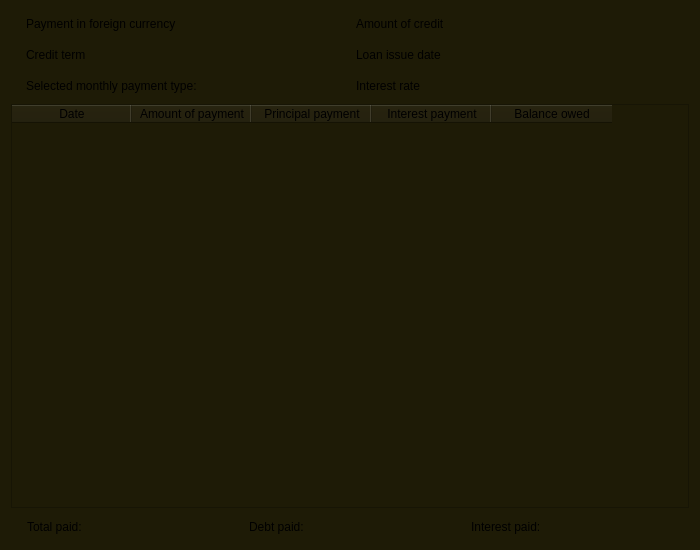
Before: the Qt Designer form src/s21_frontend/s21_credit_table.ui in kossadda/C7_s21_SmartCalc, drawn with Qt 5.
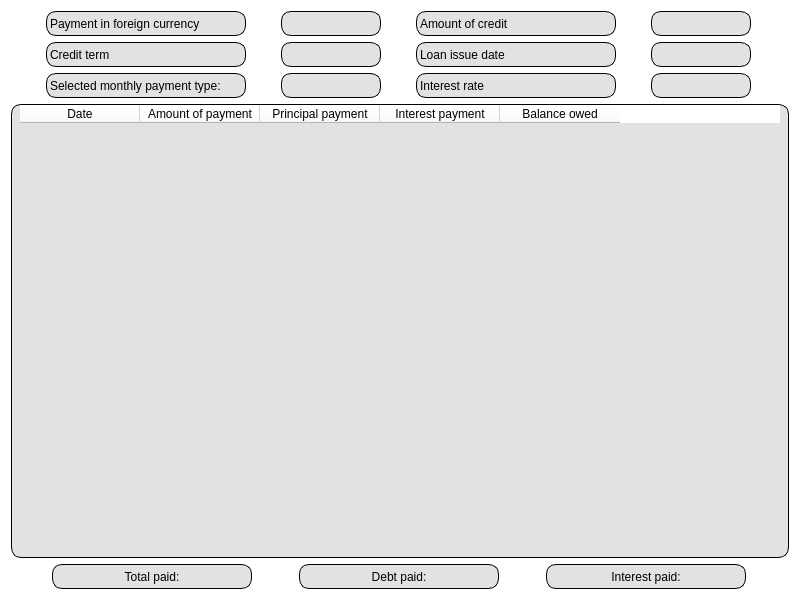
After: the same form once the commit is applied.

Patch:
```diff
--- a/src/s21_frontend/s21_credit_table.ui
+++ b/src/s21_frontend/s21_credit_table.ui
@@ -6,21 +6,21 @@
    <rect>
     <x>0</x>
     <y>0</y>
-    <width>700</width>
-    <height>550</height>
+    <width>800</width>
+    <height>600</height>
    </rect>
   </property>
   <property name="minimumSize">
    <size>
-    <width>650</width>
-    <height>550</height>
+    <width>800</width>
+    <height>600</height>
    </size>
   </property>
   <property name="windowTitle">
    <string>Form</string>
   </property>
   <property name="styleSheet">
-   <string notr="true">background-color: rgb(30, 27, 6);</string>
+   <string notr="true">background-color: rgb(255, 255, 255);</string>
   </property>
   <layout class="QVBoxLayout" name="verticalLayout">
    <item>
@@ -49,7 +49,10 @@
         </size>
        </property>
        <property name="styleSheet">
-        <string notr="true">border-width: 2px; border-color: rgb(255, 255, 255);</string>
+        <string notr="true">border-radius: 10px;
+background-color: rgb(226, 226, 226);
+color:black;
+border: 1px solid black;</string>
        </property>
        <property name="text">
         <string>Payment in foreign currency</string>
@@ -76,6 +79,12 @@
          <height>25</height>
         </size>
        </property>
+       <property name="styleSheet">
+        <string notr="true">border-radius: 10px;
+background-color: rgb(226, 226, 226);
+color:black;
+border: 1px solid black;</string>
+       </property>
        <property name="text">
         <string/>
        </property>
@@ -104,6 +113,12 @@
          <height>25</height>
         </size>
        </property>
+       <property name="styleSheet">
+        <string notr="true">border-radius: 10px;
+background-color: rgb(226, 226, 226);
+color:black;
+border: 1px solid black;</string>
+       </property>
        <property name="text">
         <string>Amount of credit</string>
        </property>
@@ -129,6 +144,12 @@
          <height>25</height>
         </size>
        </property>
+       <property name="styleSheet">
+        <string notr="true">border-radius: 10px;
+background-color: rgb(226, 226, 226);
+color:black;
+border: 1px solid black;</string>
+       </property>
        <property name="text">
         <string/>
        </property>
@@ -164,6 +185,12 @@
          <height>25</height>
         </size>
        </property>
+       <property name="styleSheet">
+        <string notr="true">border-radius: 10px;
+background-color: rgb(226, 226, 226);
+color:black;
+border: 1px solid black;</string>
+       </property>
        <property name="text">
         <string>Credit term</string>
        </property>
@@ -189,6 +216,12 @@
          <height>25</height>
         </size>
        </property>
+       <property name="styleSheet">
+        <string notr="true">border-radius: 10px;
+background-color: rgb(226, 226, 226);
+color:black;
+border: 1px solid black;</string>
+       </property>
        <property name="text">
         <string/>
        </property>
@@ -217,6 +250,12 @@
          <height>25</height>
         </size>
        </property>
+       <property name="styleSheet">
+        <string notr="true">border-radius: 10px;
+background-color: rgb(226, 226, 226);
+color:black;
+border: 1px solid black;</string>
+       </property>
        <property name="text">
         <string>Loan issue date</string>
        </property>
@@ -242,6 +281,12 @@
          <height>25</height>
         </size>
        </property>
+       <property name="styleSheet">
+        <string notr="true">border-radius: 10px;
+background-color: rgb(226, 226, 226);
+color:black;
+border: 1px solid black;</string>
+       </property>
        <property name="text">
         <string/>
        </property>
@@ -277,6 +322,12 @@
          <height>25</height>
         </size>
        </property>
+       <property name="styleSheet">
+        <string notr="true">border-radius: 10px;
+background-color: rgb(226, 226, 226);
+color:black;
+border: 1px solid black;</string>
+       </property>
        <property name="text">
         <string>Selected monthly payment type:</string>
        </property>
@@ -302,6 +353,12 @@
          <height>25</height>
         </size>
        </property>
+       <property name="styleSheet">
+        <string notr="true">border-radius: 10px;
+background-color: rgb(226, 226, 226);
+color:black;
+border: 1px solid black;</string>
+       </property>
        <property name="text">
         <string/>
        </property>
@@ -330,6 +387,12 @@
          <height>25</height>
         </size>
        </property>
+       <property name="styleSheet">
+        <string notr="true">border-radius: 10px;
+background-color: rgb(226, 226, 226);
+color:black;
+border: 1px solid black;</string>
+       </property>
        <property name="text">
         <string>Interest rate</string>
        </property>
@@ -355,6 +418,12 @@
          <height>25</height>
         </size>
        </property>
+       <property name="styleSheet">
+        <string notr="true">border-radius: 10px;
+background-color: rgb(226, 226, 226);
+color:black;
+border: 1px solid black;</string>
+       </property>
        <property name="text">
         <string/>
        </property>
@@ -380,9 +449,13 @@
 }
 
 QTableWidget {
-	background-color: rgb(30, 27, 6);
-	color: rgb(255, 255, 255);
-	gridline-color: rgb(255, 255, 255);
+    border-radius: 10px;
+    padding: 0 8px;
+	background-color: rgb(226, 226, 226);
+	color:black;
+	color: rgb(0, 0, 0);
+	gridline-color: rgb(0, 0, 0);
+	border: 1px solid black;
 }</string>
      </property>
      <property name="rowCount">
@@ -446,9 +519,18 @@
          <height>25</height>
         </size>
        </property>
+       <property name="styleSheet">
+        <string notr="true">border-radius: 10px;
+background-color: rgb(226, 226, 226);
+color:black;
+border: 1px solid black;</string>
+       </property>
        <property name="text">
         <string>Total paid:</string>
        </property>
+       <property name="alignment">
+        <set>Qt::AlignCenter</set>
+       </property>
       </widget>
      </item>
      <item>
@@ -471,9 +553,18 @@
          <height>25</height>
         </size>
        </property>
+       <property name="styleSheet">
+        <string notr="true">border-radius: 10px;
+background-color: rgb(226, 226, 226);
+color:black;
+border: 1px solid black;</string>
+       </property>
        <property name="text">
         <string>Debt paid:</string>
        </property>
+       <property name="alignment">
+        <set>Qt::AlignCenter</set>
+       </property>
       </widget>
      </item>
      <item>
@@ -496,9 +587,18 @@
          <height>25</height>
         </size>
        </property>
+       <property name="styleSheet">
+        <string notr="true">border-radius: 10px;
+background-color: rgb(226, 226, 226);
+color:black;
+border: 1px solid black;</string>
+       </property>
        <property name="text">
         <string>Interest paid:</string>
        </property>
+       <property name="alignment">
+        <set>Qt::AlignCenter</set>
+       </property>
       </widget>
      </item>
     </layout>
```
